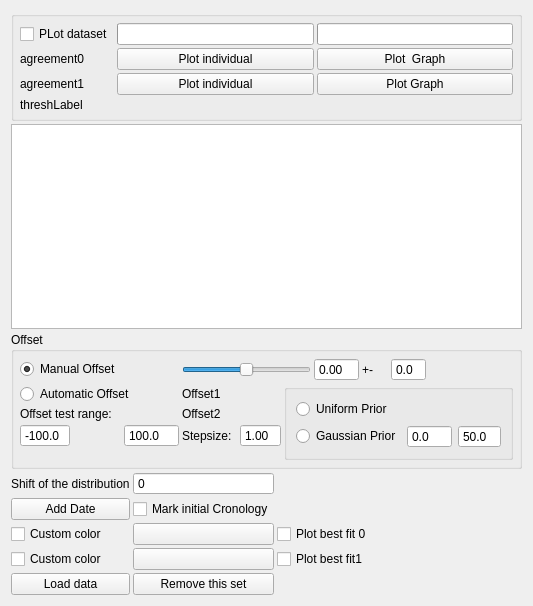
Above: Library/UIFiles/DatasetWidget.ui from Theserich/Wigglematcher before the change. Below: the same form after it.
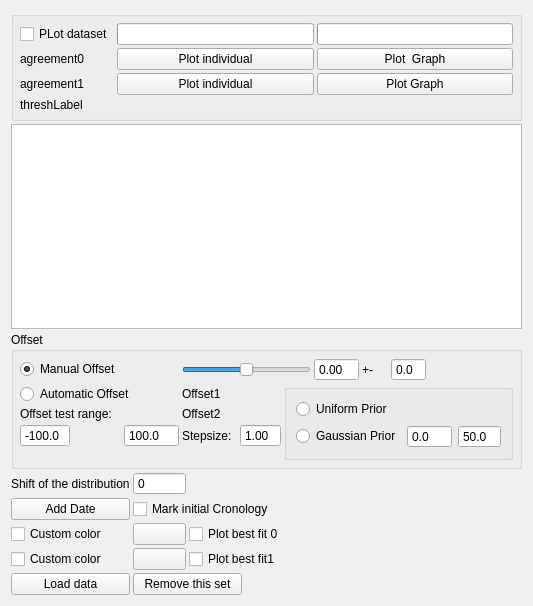
That is the form after the change. Custom widgets are drawn as their Qt base class.

Commit message: Removed files from git

```diff
--- a/Library/UIFiles/DatasetWidget.ui
+++ b/Library/UIFiles/DatasetWidget.ui
@@ -132,13 +132,6 @@
      </layout>
     </widget>
    </item>
-   <item row="11" column="2">
-    <widget class="QCheckBox" name="ChronoCheck">
-     <property name="text">
-      <string>Mark initial Cronology</string>
-     </property>
-    </widget>
-   </item>
    <item row="5" column="1" colspan="8">
     <widget class="MyTableView" name="tableView"/>
    </item>
@@ -177,13 +170,6 @@
      </property>
     </widget>
    </item>
-   <item row="14" column="2">
-    <widget class="QPushButton" name="deleteButton">
-     <property name="text">
-      <string>Remove this set</string>
-     </property>
-    </widget>
-   </item>
    <item row="10" column="2">
     <widget class="QSpinBox" name="shiftEdit">
      <property name="buttonSymbols">
@@ -467,6 +453,20 @@
      </layout>
     </widget>
    </item>
+   <item row="11" column="2" colspan="3">
+    <widget class="QCheckBox" name="ChronoCheck">
+     <property name="text">
+      <string>Mark initial Cronology</string>
+     </property>
+    </widget>
+   </item>
+   <item row="14" column="2" colspan="2">
+    <widget class="QPushButton" name="deleteButton">
+     <property name="text">
+      <string>Remove this set</string>
+     </property>
+    </widget>
+   </item>
   </layout>
  </widget>
  <customwidgets>
```
The commit also changes 2 other files.
